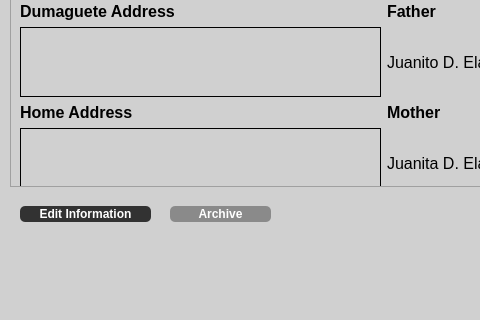
Before: the Qt Designer form GUI/preview_template_withscroll.ui in NickZuidema/SUHR-System, drawn with Qt 5; both pictures show x 0 to 480 and y 414 to 734 of the 1422 by 734 pixel window.
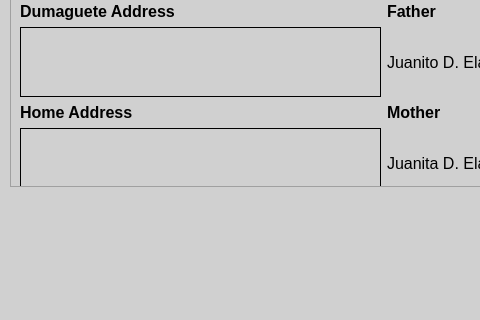
After: the same form once the commit is applied. Icons and pictures are not drawn.

The edit to the form file:
```diff
--- a/GUI/preview_template_withscroll.ui
+++ b/GUI/preview_template_withscroll.ui
@@ -917,48 +917,6 @@
      </layout>
     </widget>
    </widget>
-   <widget class="QPushButton" name="edit_info_button_2">
-    <property name="geometry">
-     <rect>
-      <x>20</x>
-      <y>620</y>
-      <width>131</width>
-      <height>16</height>
-     </rect>
-    </property>
-    <property name="styleSheet">
-     <string notr="true">border-radius: 5px;
-
-background-color: rgb(50, 50, 50);
-color: white;
-font-weight: bold;
-</string>
-    </property>
-    <property name="text">
-     <string>Edit Information</string>
-    </property>
-   </widget>
-   <widget class="QPushButton" name="archive_button_3">
-    <property name="geometry">
-     <rect>
-      <x>170</x>
-      <y>620</y>
-      <width>101</width>
-      <height>16</height>
-     </rect>
-    </property>
-    <property name="styleSheet">
-     <string notr="true">border-radius: 5px;
-
-background-color: rgb(138, 138, 138);
-color: white;
-font-weight: bold;
-</string>
-    </property>
-    <property name="text">
-     <string>Archive</string>
-    </property>
-   </widget>
    <zorder>label_2</zorder>
    <zorder>label</zorder>
    <zorder>label_3</zorder>
```
Left out of the diff: 24 changed lines with no effect on the pictures.
